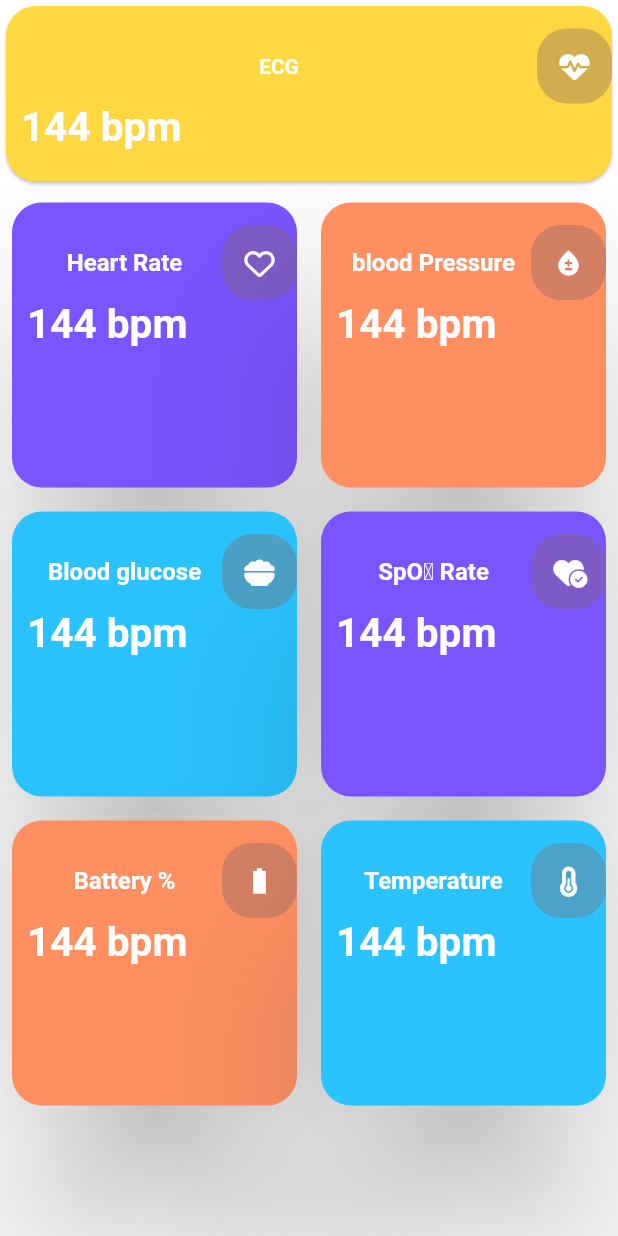
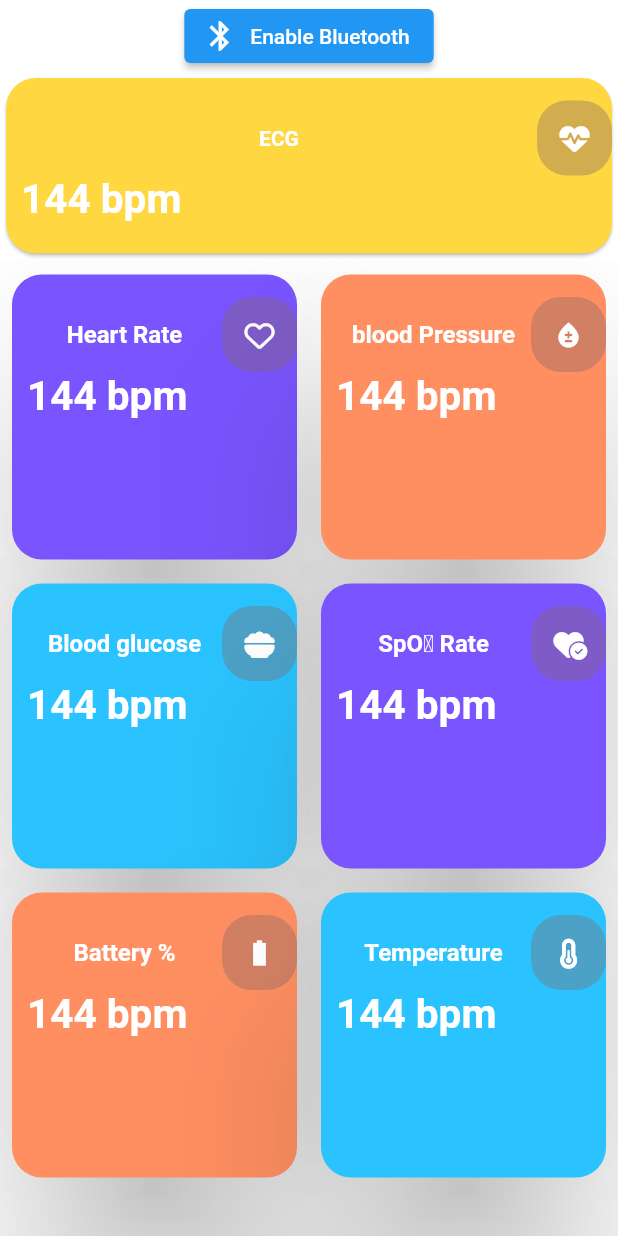
Before and after one commit to Tense-Turtles/MedProdigy-app, a Flutter app: the Home_Screen screen opened directly, on a phone screen of 412 x 824 dp. Run offline on Flutter 3.47's test engine with Material 2 defaults, Android fonts, the phone set to English and light mode, and no system bars; our stand-ins replace cloud_firestore, firebase_auth, firebase_core, flutter_bluetooth_serial, font_awesome_flutter, sqflite; accounts and stored records are empty.

Commit message:
added bluetooth

```diff
--- a/lib/ui/homepage.dart
+++ b/lib/ui/homepage.dart
@@ -50,6 +50,13 @@ class _Home_ScreenState extends State<Home_Screen>
       body: SafeArea(
         child: Column(
           children: [
+            ElevatedButton.icon(
+                onPressed: () async {
+                  Navigator.push(context,
+                      MaterialPageRoute(builder: (context) => MainPage()));
+                },
+                icon: Icon(Icons.bluetooth),
+                label: Text("Enable Bluetooth")),
             Container(
               decoration: BoxDecoration(
                   borderRadius: BorderRadius.circular(20),
@@ -117,6 +124,9 @@ class _Home_ScreenState extends State<Home_Screen>
           ],
         ),
       ),
+    );
+  }
+}
 
       //   body: SafeArea(
       //       child: Container(
@@ -164,9 +174,7 @@ class _Home_ScreenState extends State<Home_Screen>
       //         gridDelegate: SliverGridDelegateWithFixedCrossAxisCount(
       //             crossAxisCount: 2, crossAxisSpacing: 10, mainAxisSpacing: 10)),
       //   )),
-    );
-  }
-}
+
 
 // body: Center(
 //         child: GridView.extent(
```
